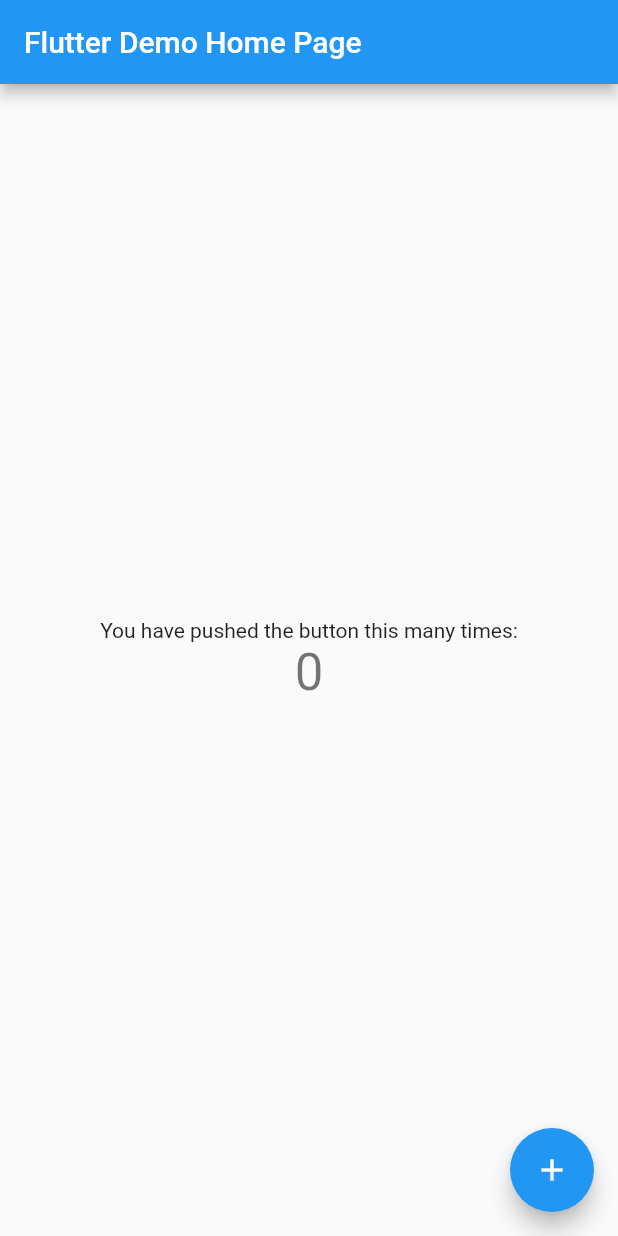
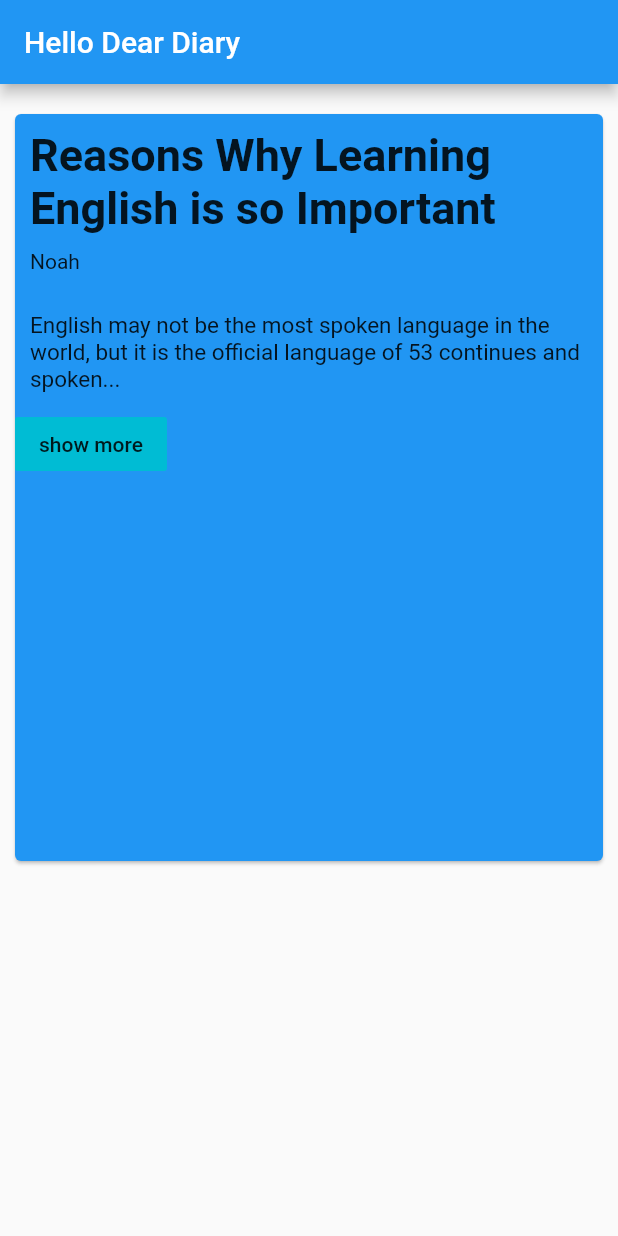
Before and after one commit to PinsaraKWeerasinghe/training_app, a Flutter app: the screen it shows after launch, on a phone screen of 412 x 824 dp. Run offline on Flutter 3.47's test engine with Material 2 defaults, Android fonts, the phone set to English and light mode, and no system bars.

Commit message:
Created DiaryCard

```diff
--- /dev/null
+++ b/lib/dear_diary.dart
@@ -0,0 +1,74 @@
+import 'package:flutter/cupertino.dart';
+import 'package:flutter/material.dart';
+
+class DiaryCard extends StatelessWidget {
+
+  DiaryCard( { this.title, this.subtitle,this.discription, this.color});
+
+  final String title;
+  final String subtitle;
+  final String discription;
+  final Color color;
+
+  @override
+  Widget build(BuildContext context) {
+
+    return Scaffold(
+      appBar: AppBar(
+        title: Text("Hello Dear Diary"),
+      ),
+      body: Card(
+
+
+        margin: EdgeInsets.only(left: 10.0,right: 10.0,top:20.0,bottom: 250.0),
+        color: color,
+        child: Column(
+
+          mainAxisAlignment: MainAxisAlignment.start,
+          crossAxisAlignment: CrossAxisAlignment.stretch,
+          children: <Widget>[
+
+
+            Container(
+              padding: EdgeInsets.all(10.0),
+              child: Text(this.title,style: TextStyle(fontWeight: FontWeight.bold, fontSize: 30.0),maxLines: 2),
+
+            ),
+            Container(
+              padding: EdgeInsets.only(left: 10.0),
+              child: Text(this.subtitle,maxLines: 1,),
+            ),
+            Container(
+
+              child: Text(""),
+            ),
+
+            Container(
+              padding: EdgeInsets.all(10.0),
+              child: Text(this.discription,style: TextStyle( fontSize: 15.0),maxLines: 3,),
+
+            ),
+            Column(
+
+              mainAxisAlignment: MainAxisAlignment.spaceEvenly,
+              crossAxisAlignment: CrossAxisAlignment.start,
+              children: <Widget>[
+
+                FlatButton(
+
+                  color: Colors.cyan,
+                  child: const Text("show more"),
+                  onPressed: (){},
+                )
+
+              ],
+            ),
+          ],
+        ),
+      ),
+
+    );
+  }
+
+
+}
--- a/lib/main.dart
+++ b/lib/main.dart
@@ -1,111 +1,19 @@
+
+
+
 import 'package:flutter/material.dart';
+import 'dear_diary.dart';
+
 
 void main() => runApp(MyApp());
 
-class MyApp extends StatelessWidget {
-  // This widget is the root of your application.
+class MyApp extends StatelessWidget{
   @override
   Widget build(BuildContext context) {
+    // TODO: implement build
     return MaterialApp(
-      title: 'Flutter Demo',
-      theme: ThemeData(
-        // This is the theme of your application.
-        //
-        // Try running your application with "flutter run". You'll see the
-        // application has a blue toolbar. Then, without quitting the app, try
-        // changing the primarySwatch below to Colors.green and then invoke
-        // "hot reload" (press "r" in the console where you ran "flutter run",
-        // or simply save your changes to "hot reload" in a Flutter IDE).
-        // Notice that the counter didn't reset back to zero; the application
-        // is not restarted.
-        primarySwatch: Colors.blue,
-      ),
-      home: MyHomePage(title: 'Flutter Demo Home Page'),
+      home: DiaryCard(title: "Reasons Why Learning English is so Important", subtitle:"Noah",discription:"English may not be the most spoken language in the world, but it is the official language of 53 continues and spoken...",color:Colors.blue),
     );
   }
+
 }
-
-class MyHomePage extends StatefulWidget {
-  MyHomePage({Key key, this.title}) : super(key: key);
-
-  // This widget is the home page of your application. It is stateful, meaning
-  // that it has a State object (defined below) that contains fields that affect
-  // how it looks.
-
-  // This class is the configuration for the state. It holds the values (in this
-  // case the title) provided by the parent (in this case the App widget) and
-  // used by the build method of the State. Fields in a Widget subclass are
-  // always marked "final".
-
-  final String title;
-
-  @override
-  _MyHomePageState createState() => _MyHomePageState();
-}
-
-class _MyHomePageState extends State<MyHomePage> {
-  int _counter = 0;
-
-  void _incrementCounter() {
-    setState(() {
-      // This call to setState tells the Flutter framework that something has
-      // changed in this State, which causes it to rerun the build method below
-      // so that the display can reflect the updated values. If we changed
-      // _counter without calling setState(), then the build method would not be
-      // called again, and so nothing would appear to happen.
-      _counter++;
-    });
-  }
-
-  @override
-  Widget build(BuildContext context) {
-    // This method is rerun every time setState is called, for instance as done
-    // by the _incrementCounter method above.
-    //
-    // The Flutter framework has been optimized to make rerunning build methods
-    // fast, so that you can just rebuild anything that needs updating rather
-    // than having to individually change instances of widgets.
-    return Scaffold(
-      appBar: AppBar(
-        // Here we take the value from the MyHomePage object that was created by
-        // the App.build method, and use it to set our appbar title.
-        title: Text(widget.title),
-      ),
-      body: Center(
-        // Center is a layout widget. It takes a single child and positions it
-        // in the middle of the parent.
-        child: Column(
-          // Column is also a layout widget. It takes a list of children and
-          // arranges them vertically. By default, it sizes itself to fit its
-          // children horizontally, and tries to be as tall as its parent.
-          //
-          // Invoke "debug painting" (press "p" in the console, choose the
-          // "Toggle Debug Paint" action from the Flutter Inspector in Android
-          // Studio, or the "Toggle Debug Paint" command in Visual Studio Code)
-          // to see the wireframe for each widget.
-          //
-          // Column has various properties to control how it sizes itself and
-          // how it positions its children. Here we use mainAxisAlignment to
-          // center the children vertically; the main axis here is the vertical
-          // axis because Columns are vertical (the cross axis would be
-          // horizontal).
-          mainAxisAlignment: MainAxisAlignment.center,
-          children: <Widget>[
-            Text(
-              'You have pushed the button this many times:',
-            ),
-            Text(
-              '$_counter',
-              style: Theme.of(context).textTheme.display1,
-            ),
-          ],
-        ),
-      ),
-      floatingActionButton: FloatingActionButton(
-        onPressed: _incrementCounter,
-        tooltip: 'Increment',
-        child: Icon(Icons.add),
-      ), // This trailing comma makes auto-formatting nicer for build methods.
-    );
-  }
-}
```
Also changed, not shown: pubspec.lock, 1 other file.
